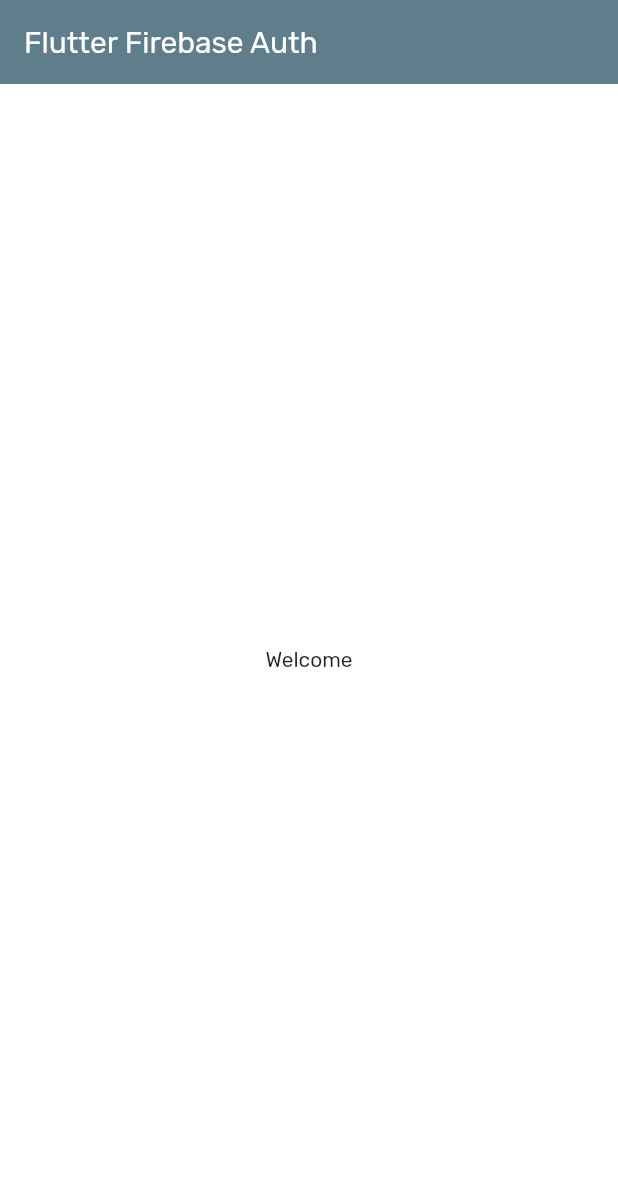
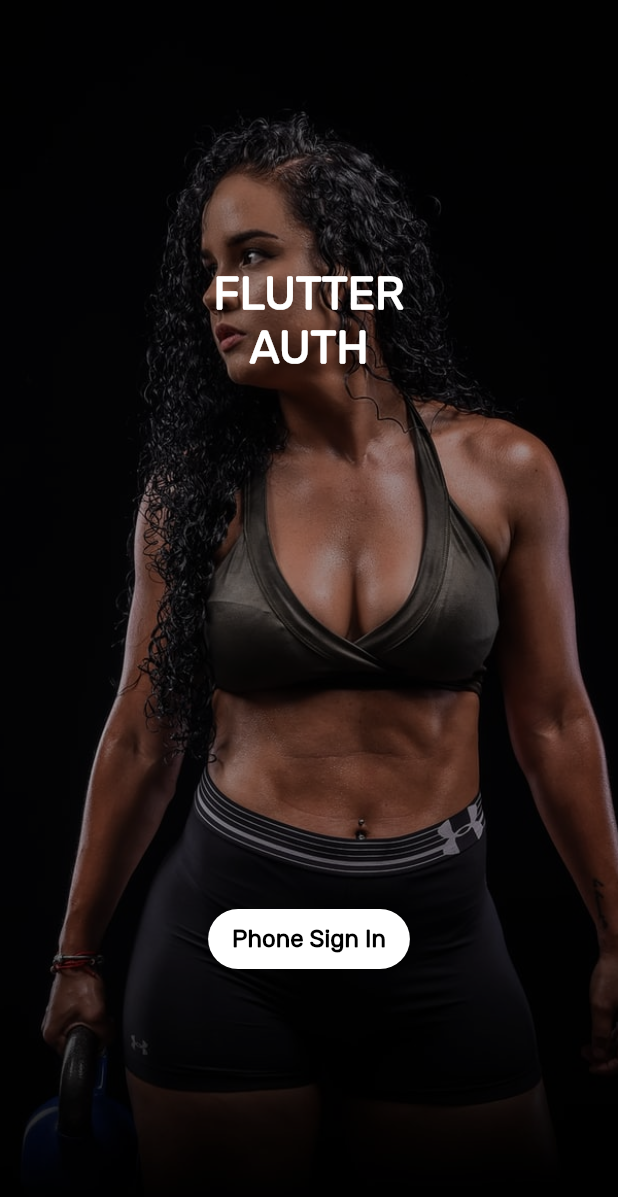
Before and after one commit to Manuelkpatsu/flutter_firebase_auth, a Flutter app: the screen it shows after launch, on a phone screen of 412 x 824 dp. Shown: the top 1197 px of the screen. Run offline on Flutter 3.47's test engine with Material 2 defaults, Android fonts, the light colour scheme and no system bars; our stand-ins replace firebase_core, get_it, logger; accounts and stored records are empty.

Commit message:
Update welcome screen and add enter number screen

```diff
--- a/lib/l10n/intl_en.arb
+++ b/lib/l10n/intl_en.arb
@@ -1,5 +1,5 @@
 {
   "@@locale": "en",
-  "title": "Flutter Firebase Auth",
-  "welcome": "Welcome"
+  "title": "Flutter\nAuth",
+  "phoneSignIn": "Phone Sign In"
 }
--- a/lib/router.dart
+++ b/lib/router.dart
@@ -1,5 +1,6 @@
 import 'package:flutter/material.dart';
 
+import 'screens/login/phone/number/enter_number_screen.dart';
 import 'screens/welcome/welcome_screen.dart';
 
 class AppRouter {
@@ -7,6 +8,8 @@ class AppRouter {
    switch (settings.name) {
      case WelcomeScreen.routeName:
        return MaterialPageRoute(builder: (_) => const WelcomeScreen());
+     case EnterNumberScreen.routeName:
+       return MaterialPageRoute(builder: (_) => const EnterNumberScreen());
      default:
        return MaterialPageRoute(
          builder: (_) => Scaffold(
--- /dev/null
+++ b/lib/screens/welcome/welcome_bloc.dart
@@ -0,0 +1,34 @@
+import 'dart:async';
+
+import 'package:flutterfirebaseauth/screens/login/phone/phone_flow_coordinator.dart';
+import 'package:logger/logger.dart';
+
+import 'welcome_event.dart';
+
+class WelcomeBloc {
+  final _logger = Logger();
+  final StreamController<WelcomeEvent> _eventController;
+  final PhoneFlowCoordinator _phoneFlowCoordinator;
+
+  WelcomeBloc(
+    this._eventController,
+    this._phoneFlowCoordinator,
+  ) {
+    _eventController.stream
+        .listen((event) => _handleEvent(event))
+        .onError((error) => _logger.e('Error responding to event', error));
+  }
+
+  /// Handles [WelcomeEvent]
+  _handleEvent(WelcomeEvent event) {
+    switch (event.runtimeType) {
+      case GoToPhoneSignInScreenEvent:
+        _phoneFlowCoordinator.goToEnterNumberScreen();
+        break;
+    }
+  }
+
+  void dispose() {
+    _eventController.close();
+  }
+}
--- /dev/null
+++ b/lib/screens/welcome/welcome_event.dart
@@ -0,0 +1,3 @@
+abstract class WelcomeEvent {}
+
+class GoToPhoneSignInScreenEvent extends WelcomeEvent {}
--- a/lib/screens/welcome/welcome_screen.dart
+++ b/lib/screens/welcome/welcome_screen.dart
@@ -1,5 +1,11 @@
+import 'dart:async';
+
 import 'package:flutter/material.dart';
 import 'package:flutterfirebaseauth/generated/l10n.dart';
+
+import '../../locator.dart';
+import 'welcome_bloc.dart';
+import 'welcome_event.dart';
 
 class WelcomeScreen extends StatefulWidget {
   static const routeName = '/';
@@ -11,14 +17,85 @@ class WelcomeScreen extends StatefulWidget {
 }
 
 class _WelcomeScreenState extends State<WelcomeScreen> {
+  late final WelcomeBloc bloc;
+  final eventController = StreamController<WelcomeEvent>();
+
+  @override
+  void initState() {
+    bloc = get<WelcomeBloc>(param1: context, param2: eventController);
+    super.initState();
+  }
+
+  @override
+  void dispose() {
+    bloc.dispose();
+    super.dispose();
+  }
+
   @override
   Widget build(BuildContext context) {
     return Scaffold(
-      appBar: AppBar(
-        title: Text(S.current.title),
+      body: Stack(
+        fit: StackFit.expand,
+        children: [
+          backgroundImage(),
+          Column(
+            crossAxisAlignment: CrossAxisAlignment.center,
+            mainAxisAlignment: MainAxisAlignment.spaceAround,
+            children: [
+              title(),
+              phoneSignIn(),
+            ],
+          )
+        ],
       ),
-      body: Center(
-        child: Text(S.current.welcome),
+    );
+  }
+
+  Widget backgroundImage() {
+    return Container(
+      decoration: const BoxDecoration(
+        image: DecorationImage(
+          image: AssetImage('assets/images/welcome_image.png'),
+          fit: BoxFit.cover,
+          colorFilter: ColorFilter.mode(Colors.black38, BlendMode.darken),
+        ),
+      ),
+    );
+  }
+
+  Widget title() {
+    return Container(
+      padding: const EdgeInsets.symmetric(horizontal: 20),
+      child: Text(
+        S.current.title.toUpperCase(),
+        textAlign: TextAlign.center,
+        style: const TextStyle(
+          color: Colors.white,
+          fontWeight: FontWeight.bold,
+          fontSize: 30,
+        ),
+      ),
+    );
+  }
+
+  Widget phoneSignIn() {
+    return Container(
+      padding: const EdgeInsets.symmetric(horizontal: 20),
+      height: 40,
+      child: ElevatedButton(
+        child: Text(
+          S.current.phoneSignIn,
+          style: const TextStyle(fontSize: 16, fontWeight: FontWeight.w600),
+        ),
+        onPressed: () {
+          eventController.add(GoToPhoneSignInScreenEvent());
+        },
+        style: ElevatedButton.styleFrom(
+          onPrimary: Colors.black,
+          primary: Colors.white,
+          shape: const StadiumBorder(),
+        ),
       ),
     );
   }
```
Also changed, not shown: lib/locator.dart (+14 -1 lines), lib/screens/login/phone/number/enter_number_screen.dart (added, +24 -0 lines), lib/screens/login/phone/phone_flow_coordinator.dart (added, +22 -0 lines), assets/images/welcome_image.png (added), lib/generated/intl/messages_en.dart, lib/generated/l10n.dart, 1 other file.
